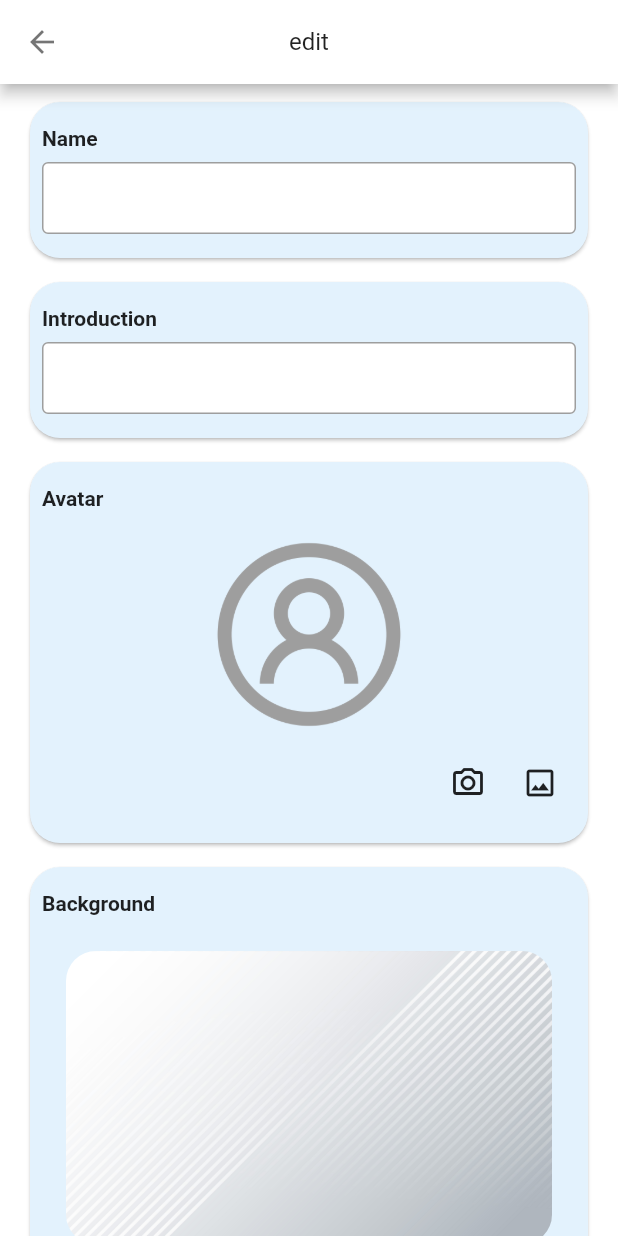
After one commit to HCKUO1117/split_the_bill, a Flutter app: the PersonalPage screen opened directly, after a tap on the "edit" icon, on a phone screen of 412 x 824 dp. The commit adds this screen. Run offline on Flutter 3.47's test engine with Material 2 defaults, Android fonts, the phone set to English and light mode, and no system bars; our stand-ins replace awesome_bottom_bar, cloud_firestore, firebase_auth, firebase_core, firebase_storage, google_sign_in and 3 more; accounts and stored records are empty; network calls fail.

Commit message:
完成更新用戶資料

```diff
--- a/lib/app.dart
+++ b/lib/app.dart
@@ -58,6 +58,9 @@ class _MyAppState extends State<MyApp> {
             centerTitle: true,
             color: Colors.white,
             titleTextStyle: Theme.of(context).textTheme.titleMedium,
+            iconTheme: const IconThemeData(
+              color: Colors.black54,
+            ),
           ),
         ),
         localizationsDelegates: const [
--- a/lib/l10n/intl_en.arb
+++ b/lib/l10n/intl_en.arb
@@ -40,5 +40,14 @@
   "createAccount": "Create account",
   "createAccountSuccess": "Account created successfully!",
   "statistics": "statistics",
-  "account": "account"
+  "account": "account",
+  "edit": "edit",
+  "name": "Name",
+  "intro": "Introduction",
+  "profile": "Avatar",
+  "background": "Background",
+  "updateSuccess": "Update successful!",
+  "updateFail": "Update failed",
+  "timeOut": "The network connection is poor, the data will continue to upload after connecting to a stable network",
+  "update": "Update"
 }
--- a/lib/l10n/intl_zh_TW.arb
+++ b/lib/l10n/intl_zh_TW.arb
@@ -40,5 +40,14 @@
   "createAccount": "建立帳號",
   "createAccountSuccess": "帳號建立成功!",
   "statistics": "統計",
-  "account": "帳戶"
+  "account": "帳戶",
+  "edit": "編輯",
+  "name": "名字",
+  "intro": "介紹",
+  "profile": "頭像",
+  "background": "背景",
+  "updateSuccess": "更新成功!",
+  "updateFail": "更新失敗",
+  "timeOut": "網路連線不佳，資料將於連接上穩定網路後繼續上傳",
+  "update": "更新"
 }
--- a/lib/res/constants.dart
+++ b/lib/res/constants.dart
@@ -12,5 +12,8 @@ class Constants {
   static String uid = 'uid';
   static String loginType = 'loginType';
 
+  static String background = 'assets/images/background.jpg';
+  static String avatar = 'assets/images/avatar.png';
+
   static Color primaryColor = Colors.blue;
 }
--- /dev/null
+++ b/lib/screens/person/personal_edit_page.dart
@@ -0,0 +1,387 @@
+import 'dart:io';
+
+import 'package:flutter/material.dart';
+import 'package:image_picker/image_picker.dart';
+import 'package:provider/provider.dart';
+import 'package:split_the_bill/providers/user_provider.dart';
+import 'package:split_the_bill/res/constants.dart';
+import 'package:split_the_bill/utils/pick_image.dart';
+import 'package:split_the_bill/utils/show_snack.dart';
+import 'package:split_the_bill/widgets/loading_widget.dart';
+import 'package:split_the_bill/widgets/outline_text_field.dart';
+
+import '../../generated/l10n.dart';
+
+class PersonalEditPage extends StatefulWidget {
+  const PersonalEditPage({Key? key}) : super(key: key);
+
+  @override
+  State<PersonalEditPage> createState() => _PersonalEditPageState();
+}
+
+class _PersonalEditPageState extends State<PersonalEditPage> {
+  TextEditingController nameController = TextEditingController();
+  TextEditingController introController = TextEditingController();
+  File? avatarPicked;
+  File? backgroundPicked;
+
+  bool loading = false;
+
+  @override
+  void initState() {
+    UserProvider userProvider = context.read<UserProvider>();
+    nameController.text = userProvider.user.name;
+    introController.text = userProvider.user.intro;
+    super.initState();
+  }
+
+  @override
+  void dispose() {
+    nameController.dispose();
+    introController.dispose();
+    super.dispose();
+  }
+
+  @override
+  Widget build(BuildContext context) {
+    return GestureDetector(
+      onTap: () {
+        FocusScope.of(context).unfocus();
+      },
+      child: Consumer<UserProvider>(
+        builder: (BuildContext context, UserProvider userProvider, _) {
+          return Stack(
+            children: [
+              Scaffold(
+                backgroundColor: Colors.white,
+                appBar: AppBar(
+                  title: Text(S.of(context).edit),
+                ),
+                body: ListView(
+                  children: [
+                    const SizedBox(height: 8),
+                    editCard(
+                      title: S.of(context).name,
+                      update: () {
+                        FocusScope.of(context).unfocus();
+                        setState(() {
+                          loading = true;
+                        });
+                        userProvider.updateName(
+                          name: nameController.text,
+                          onSuccess: (_) {
+                            userProvider.init();
+                            ShowSnack.show(context, content: S.of(context).updateSuccess);
+                            setState(() {
+                              loading = false;
+                            });
+                          },
+                          onError: (e) {
+                            ShowSnack.show(context,
+                                content: '${S.of(context).updateFail} : ${e.toString()}');
+                            setState(() {
+                              loading = false;
+                            });
+                          },
+                          onTimeOut: () {
+                            ShowSnack.show(context, content: S.of(context).timeOut);
+                            setState(() {
+                              loading = false;
+                            });
+                          },
+                        );
+                      },
+                      shouldUpdate: nameController.text != userProvider.user.name,
+                      child: Container(
+                        decoration: BoxDecoration(
+                          borderRadius: BorderRadius.circular(4),
+                          color: Colors.white,
+                        ),
+                        child: OutlineTextField(
+                          controller: nameController,
+                          onChange: (_) {
+                            setState(() {});
+                          },
+                        ),
+                      ),
+                    ),
+                    const SizedBox(height: 8),
+                    editCard(
+                      title: S.of(context).intro,
+                      shouldUpdate: introController.text != userProvider.user.intro,
+                      update: () {
+                        FocusScope.of(context).unfocus();
+                        setState(() {
+                          loading = true;
+                        });
+                        userProvider.updateIntro(
+                          intro: introController.text,
+                          onSuccess: (_) {
+                            userProvider.init();
+                            ShowSnack.show(context, content: S.of(context).updateSuccess);
+                            setState(() {
+                              loading = false;
+                            });
+                          },
+                          onError: (e) {
+                            ShowSnack.show(context,
+                                content: '${S.of(context).updateFail} : ${e.toString()}');
+                            setState(() {
+                              loading = false;
+                            });
+                          },
+                          onTimeOut: () {
+                            ShowSnack.show(context, content: S.of(context).timeOut);
+                            setState(() {
+                              loading = false;
+                            });
+                          },
+                        );
+                      },
+                      child: Container(
+                        decoration: BoxDecoration(
+                          borderRadius: BorderRadius.circular(4),
+                          color: Colors.white,
+                        ),
+                        child: OutlineTextField(
+                          controller: introController,
+                          onChange: (_) {
+                            setState(() {});
+                          },
+                        ),
+                      ),
+                    ),
+                    const SizedBox(height: 8),
+                    editCard(
+                      title: S.of(context).profile,
+                      shouldUpdate: avatarPicked != null,
+                      update: () {
+                        setState(() {
+                          loading = true;
+                        });
+                        userProvider.updateAvatar(
+                          avatar: avatarPicked!,
+                          onSuccess: (_) {
+                            userProvider.init();
+                            ShowSnack.show(context, content: S.of(context).updateSuccess);
+                            setState(() {
+                              avatarPicked = null;
+                              loading = false;
+                            });
+                          },
+                          onError: (e) {
+                            ShowSnack.show(context,
+                                content: '${S.of(context).updateFail} : ${e.toString()}');
+                            setState(() {
+                              loading = false;
+                            });
+                          },
+                          onTimeOut: () {
+                            ShowSnack.show(context, content: S.of(context).timeOut);
+                            setState(() {
+                              loading = false;
+                            });
+                          },
+                        );
+                      },
+                      child: Column(
+                        children: [
+                          ClipRRect(
+                            borderRadius: BorderRadius.circular(150),
+                            child: avatarPicked != null
+                                ? Image.file(
+                                    avatarPicked!,
+                                    width: 150,
+                                    height: 150,
+                                    fit: BoxFit.cover,
+                                  )
+                                : userProvider.user.photoUrl.isEmpty
+                                    ? Image.asset(
+                                        Constants.avatar,
+                                        color: Colors.grey,
+                                        width: 150,
+                                        height: 150,
+                                        fit: BoxFit.cover,
+                                      )
+                                    : Image.network(
+                                        userProvider.user.photoUrl,
+                                        width: 150,
+                                        height: 150,
+                                        fit: BoxFit.cover,
+                                      ),
+                          ),
+                          Row(
+                            children: [
+                              const Spacer(),
+                              IconButton(
+                                onPressed: () async {
+                                  XFile? image = await PickImage.pickFromCamera();
+                                  if (image != null) {
+                                    setState(() {
+                                      avatarPicked = File(image.path);
+                                    });
+                                  }
+                                },
+                                icon: const Icon(Icons.camera_alt_outlined),
+                              ),
+                              IconButton(
+                                onPressed: () async {
+                                  XFile? image = await PickImage.pickFromGallery();
+                                  if (image != null) {
+                                    setState(() {
+                                      avatarPicked = File(image.path);
+                                    });
+                                  }
+                                },
+                                icon: const Icon(Icons.image_outlined),
+                              ),
+                            ],
+                          )
+                        ],
+                      ),
+                    ),
+                    const SizedBox(height: 8),
+                    editCard(
+                      title: S.of(context).background,
+                      shouldUpdate: backgroundPicked != null,
+                      update: () {
+                        setState(() {
+                          loading = true;
+                        });
+                        userProvider.updateBackground(
+                          background: backgroundPicked!,
+                          onSuccess: (_) {
+                            userProvider.init();
+                            ShowSnack.show(context, content: S.of(context).updateSuccess);
+                            setState(() {
+                              backgroundPicked = null;
+                              loading = false;
+                            });
+                          },
+                          onError: (e) {
+                            ShowSnack.show(context,
+                                content: '${S.of(context).updateFail} : ${e.toString()}');
+                            setState(() {
+                              loading = false;
+                            });
+                          },
+                          onTimeOut: () {
+                            ShowSnack.show(context, content: S.of(context).timeOut);
+                            setState(() {
+                              loading = false;
+                            });
+                          },
+                        );
+                      },
+                      child: Column(
+                        children: [
+                          Padding(
+                            padding: const EdgeInsets.all(16),
+                            child: ClipRRect(
+                              borderRadius: BorderRadius.circular(20),
+                              child: backgroundPicked != null
+                                  ? Image.file(
+                                      backgroundPicked!,
+                                      fit: BoxFit.cover,
+                                      height: (MediaQuery.of(context).size.width - 64) / 16 * 9,
+                                      width: double.maxFinite,
+                                    )
+                                  : userProvider.user.backgroundImage.isEmpty
+                                      ? Image.asset(
+                                          Constants.background,
+                                          height: (MediaQuery.of(context).size.width - 64) / 16 * 9,
+                                          width: double.maxFinite,
+                                          fit: BoxFit.cover,
+                                        )
+                                      : Image.network(
+                                          userProvider.user.backgroundImage,
+                                          height: (MediaQuery.of(context).size.width - 64) / 16 * 9,
+                                          width: double.maxFinite,
+                                          fit: BoxFit.cover,
+                                        ),
+                            ),
+                          ),
+                          Row(
+                            children: [
+                              const Spacer(),
+                              IconButton(
+                                onPressed: () async {
+                                  XFile? image = await PickImage.pickFromCamera();
+                                  if (image != null) {
+                                    setState(() {
+                                      backgroundPicked = File(image.path);
+                                    });
+                                  }
+                                },
+                                icon: const Icon(Icons.camera_alt_outlined),
+                              ),
+                              IconButton(
+                                onPressed: () async {
+                                  XFile? image = await PickImage.pickFromGallery();
+                                  if (image != null) {
+                                    setState(() {
+                                      backgroundPicked = File(image.path);
+                                    });
+                                  }
+                                },
+                                icon: const Icon(Icons.image_outlined),
+                              ),
+                            ],
+                          )
+                        ],
+                      ),
+                    ),
+                    const SizedBox(height: 32),
+                  ],
+                ),
+              ),
+              if (loading) const LoadingWidget(),
+            ],
+          );
+        },
+      ),
+    );
+  }
+
+  Widget editCard({
+    required String title,
+    required Widget child,
+    required bool shouldUpdate,
+    required Function() update,
+  }) {
+    return Padding(
+      padding: const EdgeInsets.symmetric(horizontal: 16),
+      child: Card(
+        shape: RoundedRectangleBorder(borderRadius: BorderRadius.circular(20)),
+        color: Colors.blue.shade50,
+        child: Padding(
+          padding: const EdgeInsets.symmetric(
+            horizontal: 8,
+            vertical: 16,
+          ),
+          child: Column(
+            crossAxisAlignment: CrossAxisAlignment.start,
+            children: [
+              Row(
+                children: [
+                  Text(
+                    title,
+                    style: const TextStyle(fontWeight: FontWeight.bold),
+                  ),
+                  const Spacer(),
+                  if (shouldUpdate)
+                    TextButton(
+                      onPressed: update,
+                      child: Text(S.of(context).update),
+                    )
+                ],
+              ),
+              const SizedBox(height: 8),
+              child,
+            ],
+          ),
+        ),
+      ),
+    );
+  }
+}
--- a/lib/screens/person/personal_page.dart
+++ b/lib/screens/person/personal_page.dart
@@ -1,6 +1,9 @@
 import 'package:flutter/material.dart';
 import 'package:provider/provider.dart';
+import 'package:split_the_bill/generated/l10n.dart';
 import 'package:split_the_bill/providers/user_provider.dart';
+import 'package:split_the_bill/screens/person/personal_edit_page.dart';
+import 'package:split_the_bill/utils/show_snack.dart';
 import 'package:split_the_bill/widgets/profile_photo.dart';
 
 class PersonalPage extends StatefulWidget {
@@ -13,10 +16,10 @@ class PersonalPage extends StatefulWidget {
 class _PersonalPageState extends State<PersonalPage> {
   @override
   Widget build(BuildContext context) {
-    UserProvider userProvider = context.read<UserProvider>();
-
     return Scaffold(
-      body: ListView(
+      body: Consumer<UserProvider>(
+        builder: (BuildContext context, UserProvider userProvider, _) {
+          return ListView(
             children: [
               const SizedBox(height: 16),
               Padding(
@@ -31,13 +34,25 @@ class _PersonalPageState extends State<PersonalPage> {
                 mainAxisAlignment: MainAxisAlignment.end,
                 children: [
                   IconButton(
-                onPressed: () {},
+                    onPressed: () async {
+                      bool? success = await Navigator.push(
+                        context,
+                        MaterialPageRoute(
+                          builder: (context) => const PersonalEditPage(),
+                        ),
+                      );
+                      if (success == true) {
+                        ShowSnack.show(context, content: S.of(context).updateSuccess);
+                      }
+                    },
                     icon: const Icon(Icons.edit),
                   ),
                   const SizedBox(width: 16),
                 ],
               )
             ],
+          );
+        },
       ),
     );
   }
--- a/lib/widgets/profile_photo.dart
+++ b/lib/widgets/profile_photo.dart
@@ -1,4 +1,6 @@
 import 'package:flutter/material.dart';
+import 'package:split_the_bill/res/constants.dart';
+import 'package:split_the_bill/screens/my_photo_view.dart';
 
 class ProfilePhoto extends StatelessWidget {
   final String background;
@@ -19,13 +21,27 @@ class ProfilePhoto extends StatelessWidget {
       children: [
         Column(
           children: [
-            ClipRRect(
+            GestureDetector(
+              onTap: () {
+                if (background.contains('http')) {
+                  Navigator.push(
+                    context,
+                    MaterialPageRoute(
+                      builder: (context) => MyPhotoView(url: background),
+                    ),
+                  );
+                }
+              },
+              child: ClipRRect(
                 borderRadius: BorderRadius.circular(20),
-              child: Image.network(
+                child: background.isEmpty
+                    ? Image.asset(Constants.background)
+                    : Image.network(
                         background,
                         height: width / 16 * 9,
                         width: width,
                         fit: BoxFit.cover,
+                      ),
               ),
             ),
             SizedBox(
@@ -33,7 +49,18 @@ class ProfilePhoto extends StatelessWidget {
             )
           ],
         ),
-        Stack(
+        GestureDetector(
+          onTap: () {
+            if (profile.contains('http')) {
+              Navigator.push(
+                context,
+                MaterialPageRoute(
+                  builder: (context) => MyPhotoView(url: profile),
+                ),
+              );
+            }
+          },
+          child: Stack(
             alignment: Alignment.center,
             children: [
               Container(
@@ -41,15 +68,20 @@ class ProfilePhoto extends StatelessWidget {
                 height: profileSize + 10,
                 decoration: BoxDecoration(
                   color: Colors.white,
-                borderRadius: BorderRadius.circular(100),
+                  borderRadius: BorderRadius.circular(profileSize),
                 ),
               ),
               ClipRRect(
-              borderRadius: BorderRadius.circular(60),
+                borderRadius: BorderRadius.circular(profileSize),
                 child: SizedBox(
                   height: profileSize,
                   width: profileSize,
-                child: Image.network(
+                  child: profile.isEmpty
+                      ? Image.asset(
+                          Constants.avatar,
+                          color: Colors.grey,
+                        )
+                      : Image.network(
                           profile,
                           fit: BoxFit.cover,
                         ),
@@ -57,6 +89,7 @@ class ProfilePhoto extends StatelessWidget {
               )
             ],
           ),
+        ),
       ],
     );
   }
--- a/pubspec.yaml
+++ b/pubspec.yaml
@@ -21,7 +21,8 @@ dependencies:
   intl: ^0.17.0
   shared_preferences: ^2.0.15
   awesome_bottom_bar: ^1.2.1
-
+  image_picker: ^0.8.6
+  photo_view: ^0.14.0
 
   #firebase
   firebase_core: ^2.4.0
@@ -46,6 +47,7 @@ flutter:
   # To add assets to your application, add an assets section, like this:
   assets:
     - assets/icons/
+    - assets/images/
 
   # An image asset can refer to one or more resolution-specific "variants", see
   # https://flutter.dev/assets-and-images/#resolution-aware.
```
Also changed, not shown: lib/providers/user_provider.dart (+169 -5 lines), lib/screens/my_photo_view.dart (added, +29 -0 lines), lib/utils/pick_image.dart (added, +32 -0 lines), lib/widgets/loading_widget.dart (added, +15 -0 lines), assets/images/avatar.png (added), assets/images/background.jpg (added), lib/generated/intl/messages_en.dart, lib/generated/intl/messages_zh_TW.dart, lib/generated/l10n.dart, pubspec.lock, 1 other file. Lines whose indentation alone changed are shown as unchanged.
